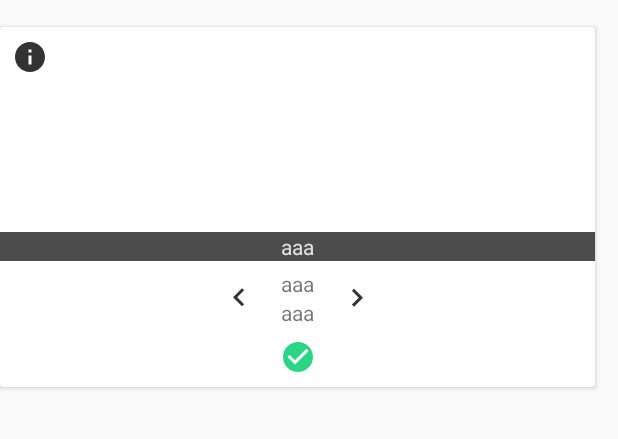
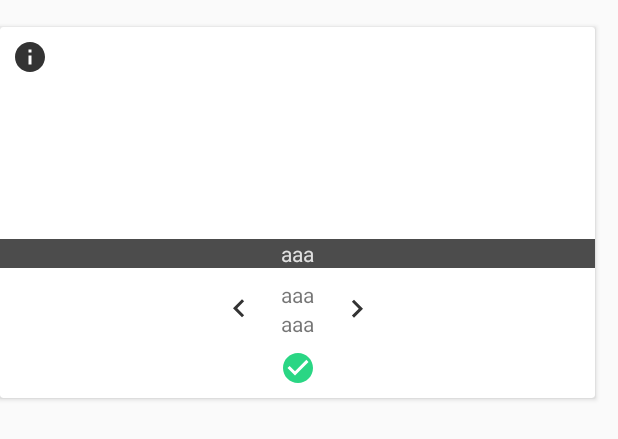
Before and after one commit to mgangulo/SquireTrackerAndroid, an Android app: the layout grid_squire_item.xml on its own in the app's theme, with its tools: preview values and no code run, on a phone screen of 412 x 824 dp. Shown: the top 439 px of the screen. Run offline under Robolectric (Android 15) with nearby library versions, the phone set to English and light mode, and no system bars.

Commit message:
better grid item 2

```diff
--- a/app/src/main/res/layout/grid_squire_item.xml
+++ b/app/src/main/res/layout/grid_squire_item.xml
@@ -79,7 +79,7 @@
             app:layout_constraintStart_toStartOf="parent"
             app:layout_constraintTop_toBottomOf="@id/imageGuideline"
             android:id="@+id/sequenceRelative"
-            android:layout_marginTop="5dp">
+            android:layout_marginTop="8dp">
             <TextView
                 android:id="@+id/sequenceText"
                 android:layout_width="wrap_content"
```
